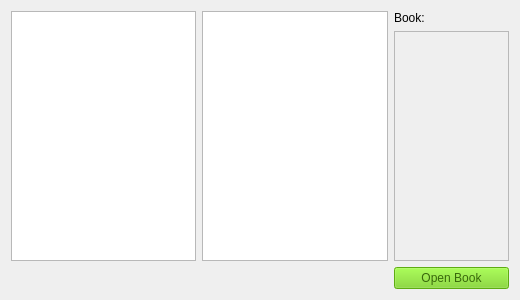
Above: ui/bookBrowser.ui from farinc/book-tracker-python before the change. Below: the same form after it.
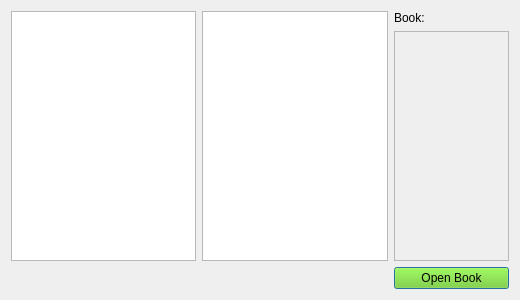
That is the form after the change.

Diff of the .ui file:
```diff
--- a/ui/bookBrowser.ui
+++ b/ui/bookBrowser.ui
@@ -53,7 +53,7 @@
    <item row="2" column="2">
     <widget class="QPushButton" name="openButton">
      <property name="enabled">
-      <bool>false</bool>
+      <bool>true</bool>
      </property>
      <property name="palette">
       <palette>
```
